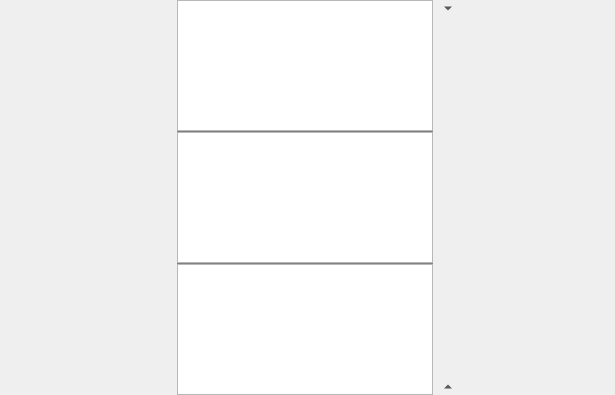
Qt form src/texttab.ui (inniyah/plume-creator) before a commit.
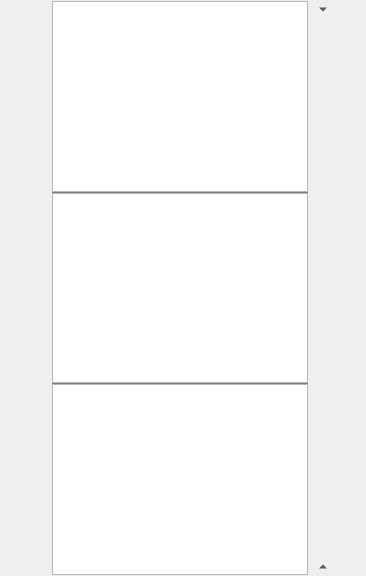
The same form after that commit. Custom widgets are drawn as their Qt base class.

Patch:
```diff
--- a/src/texttab.ui
+++ b/src/texttab.ui
@@ -6,8 +6,8 @@
    <rect>
     <x>0</x>
     <y>0</y>
-    <width>615</width>
-    <height>395</height>
+    <width>366</width>
+    <height>576</height>
    </rect>
   </property>
   <property name="windowTitle">
@@ -33,10 +33,10 @@
   </property>
   <layout class="QGridLayout" name="gridLayout">
    <property name="topMargin">
-    <number>0</number>
+    <number>1</number>
    </property>
    <property name="bottomMargin">
-    <number>0</number>
+    <number>1</number>
    </property>
    <item row="0" column="1" rowspan="3">
     <widget class="QSplitter" name="splitter">
@@ -51,7 +51,7 @@
 &lt;html&gt;&lt;head&gt;&lt;meta name=&quot;qrichtext&quot; content=&quot;1&quot; /&gt;&lt;style type=&quot;text/css&quot;&gt;
 p, li { white-space: pre-wrap; }
 &lt;/style&gt;&lt;/head&gt;&lt;body style=&quot; font-family:'MS Shell Dlg 2'; font-size:8.25pt; font-weight:400; font-style:normal;&quot;&gt;
-&lt;p style=&quot;-qt-paragraph-type:empty; margin-top:0px; margin-bottom:0px; margin-left:0px; margin-right:0px; -qt-block-indent:0; text-indent:0px;&quot;&gt;&lt;/p&gt;&lt;/body&gt;&lt;/html&gt;</string>
+&lt;p style=&quot;-qt-paragraph-type:empty; margin-top:0px; margin-bottom:0px; margin-left:0px; margin-right:0px; -qt-block-indent:0; text-indent:0px; font-size:8pt;&quot;&gt;&lt;/p&gt;&lt;/body&gt;&lt;/html&gt;</string>
       </property>
      </widget>
     </widget>
```
Left out of the diff: 41 changed lines with no effect on the pictures.
